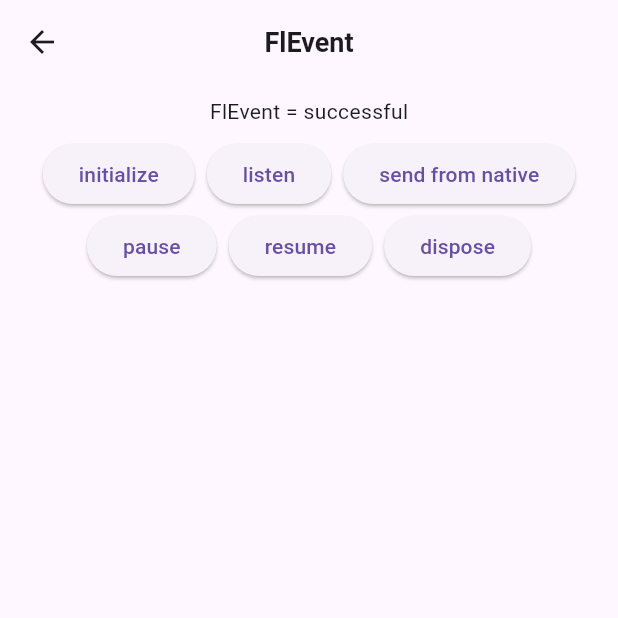
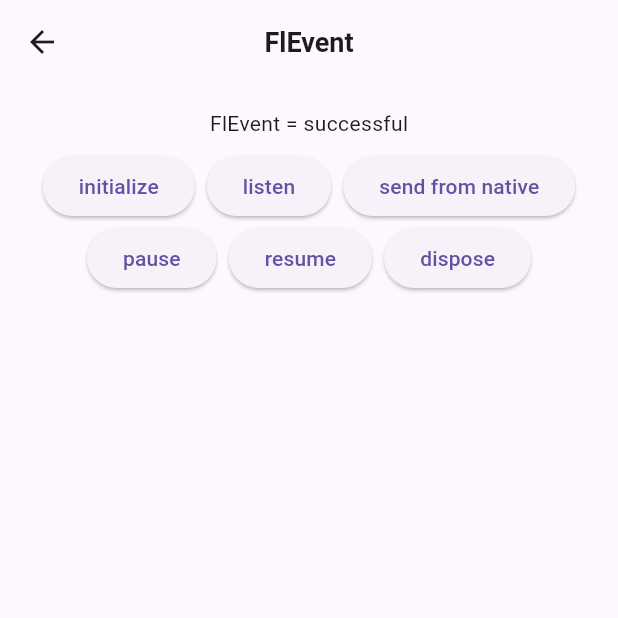
Before and after one commit to Wayaer/fl_channel, a Flutter app: the FlEventPage screen opened directly, after a tap on "dispose", on a phone screen of 412 x 824 dp, the top half of it. Run offline on Flutter 3.47's test engine with Material 3 defaults, Android fonts, the phone set to English and light mode, and no system bars.

Commit message:
no message

```diff
--- a/example/lib/src/event.dart
+++ b/example/lib/src/event.dart
@@ -10,8 +10,7 @@ class FlEventPage extends StatefulWidget {
 }
 
 class _FlEventPageState extends State<FlEventPage> {
-  final ValueNotifier<List<String>> texts =
-      ValueNotifier<List<String>>(<String>[]);
+  List<String> texts = [];
 
   String stateText = 'uninitialized';
   FlEvent? flEvent;
@@ -20,7 +19,9 @@ class _FlEventPageState extends State<FlEventPage> {
   Widget build(BuildContext context) {
     return Scaffold(
         appBar: AppBarText('FlEvent'),
-      body: Column(children: [
+        body: Padding(
+            padding: const EdgeInsets.all(8.0),
+            child: Column(children: [
               TextBox('FlEvent', stateText),
               Wrap(
                   spacing: 8,
@@ -29,7 +30,8 @@ class _FlEventPageState extends State<FlEventPage> {
                   children: [
                     ElevatedText(onPressed: initialize, text: 'initialize'),
                     ElevatedText(onPressed: listen, text: 'listen'),
-              ElevatedText(onPressed: sendFromNative, text: 'send from native'),
+                    ElevatedText(
+                        onPressed: sendFromNative, text: 'send from native'),
                     ElevatedText(
                         onPressed: () {
                           stateText = 'pause ${flEvent?.pause()}';
@@ -45,16 +47,11 @@ class _FlEventPageState extends State<FlEventPage> {
                     ElevatedText(onPressed: _dispose, text: 'dispose'),
                   ]),
               Expanded(
-            child: ValueListenableBuilder<List<String>>(
-                valueListenable: texts,
-                builder: (_, List<String> value, __) {
-                  return ListView.builder(
-                      itemCount: value.length,
+                  child: ListView.builder(
+                      itemCount: texts.length,
                       itemBuilder: (_, int index) =>
-                          TextBox(index, value[index]));
-                }))
-      ]),
-    );
+                          TextBox(index, texts[index])))
+            ])));
   }
 
   Future<void> initialize() async {
@@ -80,19 +77,12 @@ class _FlEventPageState extends State<FlEventPage> {
   Future<void> _dispose() async {
     FlChannel().disposeFlEvent();
     stateText = 'successful';
-    texts.value = [];
+    texts = [];
     setState(() {});
   }
 
   void addText(String text) {
-    final value = [...texts.value];
-    value.add(text);
-    texts.value = value;
-  }
-
-  @override
-  void dispose() {
-    super.dispose();
-    texts.dispose();
+    texts.add(text);
+    setState(() {});
   }
 }
--- a/example/pubspec.yaml
+++ b/example/pubspec.yaml
@@ -11,10 +11,9 @@ dependencies:
     sdk: flutter
   fl_channel:
     path: ../
-  cupertino_icons: ^1.0.2
 
 dev_dependencies:
-  flutter_lints: ^3.0.1
+  flutter_lints: ^5.0.0
 
 flutter:
   uses-material-design: true
--- a/pubspec.yaml
+++ b/pubspec.yaml
@@ -1,18 +1,18 @@
 name: fl_channel
 description: channel for native communication,Support ios macos android only
-version: 0.1.0
+version: 0.2.0
 repository: https://github.com/Wayaer/fl_channel.git
 
 environment:
   sdk: '>=3.0.0 <4.0.0'
-  flutter: '>=3.13.0'
+  flutter: '>=3.24.0'
 
 dependencies:
   flutter:
     sdk: flutter
 
 dev_dependencies:
-  flutter_lints: ^3.0.1
+  flutter_lints: ^5.0.0
 
 flutter:
   plugin:
```
Also changed, not shown: 10 other files. Lines whose indentation alone changed are shown as unchanged.
